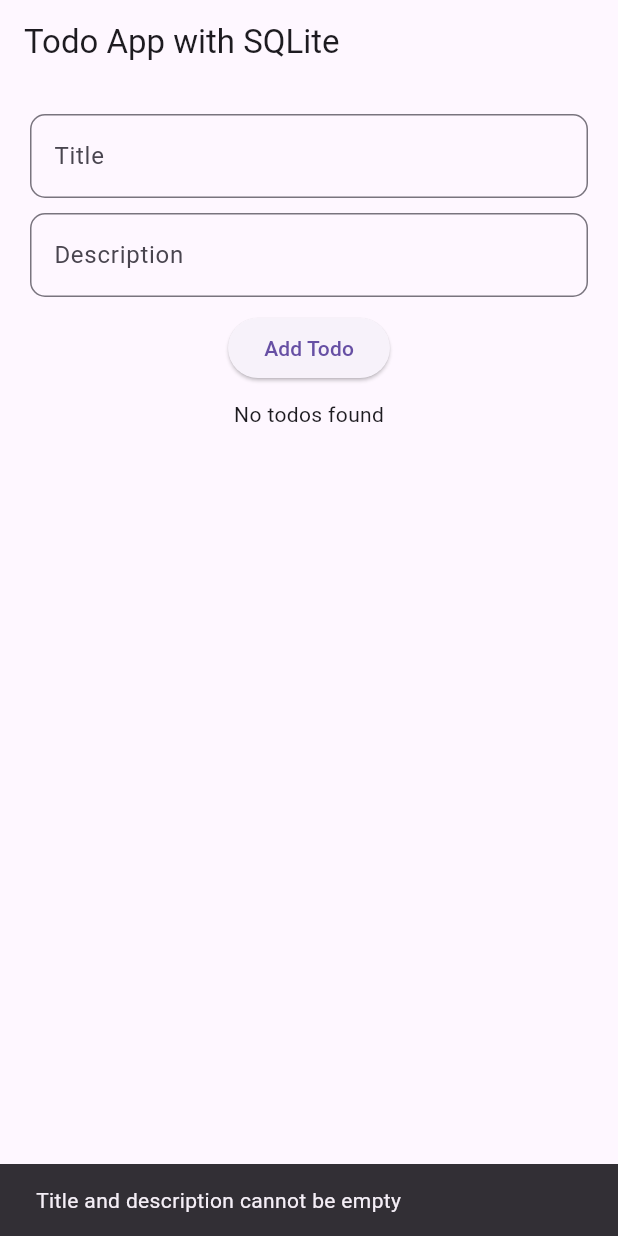
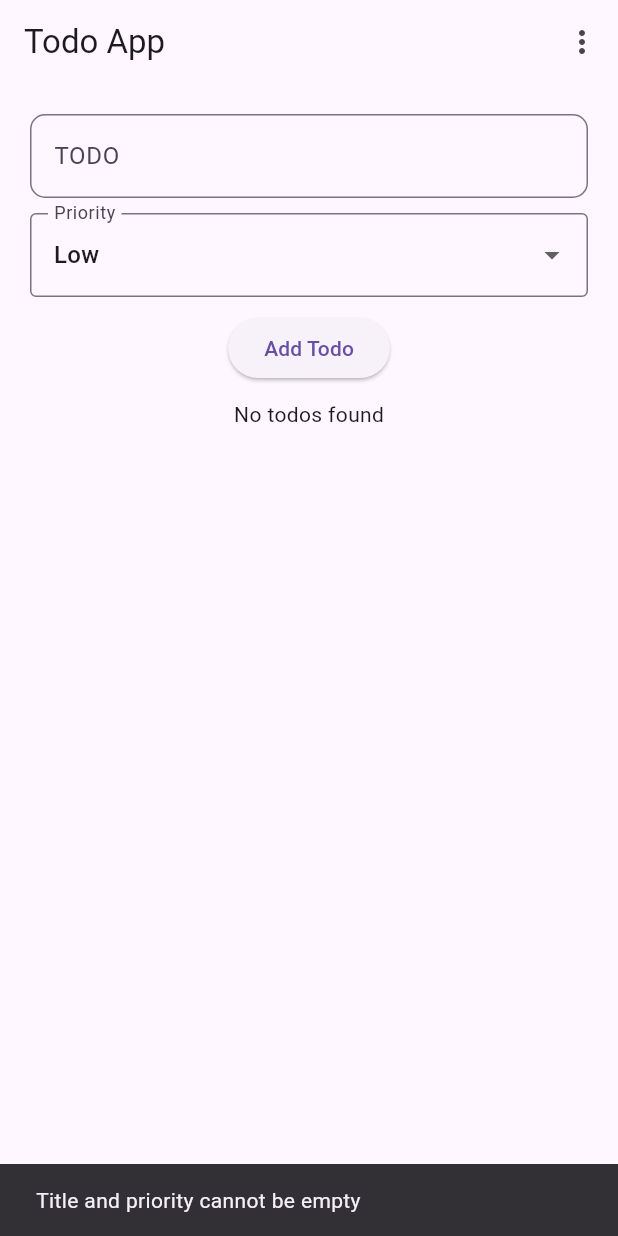
Before and after one commit to dhrruvchotai/Flutter_Lab, a Flutter app: the screen it shows after launch, after a tap on "Add Todo", on a phone screen of 412 x 824 dp. Run offline on Flutter 3.47's test engine with Material 3 defaults, Android fonts, the phone set to English and light mode, and no system bars; our stand-ins replace sqflite; accounts and stored records are empty.

Commit message:
added Todo

```diff
--- a/lib/Database/DB.dart
+++ /dev/null
@@ -1,245 +0,0 @@
-import 'package:flutter/material.dart';
-import 'package:sqflite/sqflite.dart';
-import 'package:path/path.dart' as path;
-
-class MyDB extends StatefulWidget {
-  const MyDB({super.key});
-
-  @override
-  State<MyDB> createState() => _MyDBState();
-}
-
-class _MyDBState extends State<MyDB> {
-  final TextEditingController _title = TextEditingController();
-  final TextEditingController _description = TextEditingController();
-  List<Map<String, dynamic>> _mytodos = [];
-  late Database _database;
-  bool _isLoading = true;
-
-  @override
-  void initState() {
-    super.initState();
-    _initDatabase();
-  }
-
-  Future<void> _initDatabase() async {
-    try {
-      _database = await openDatabase(
-        path.join(await getDatabasesPath(), 'todos.db'),
-        version: 3,
-        onCreate: (db, version) async {
-          print("Creating Table...");
-          await db.execute(
-              "CREATE TABLE todos (id INTEGER PRIMARY KEY AUTOINCREMENT, title TEXT, description TEXT)"
-          );
-          print("Table Created Successfully!");
-        },
-      );
-      await _fetchTodos();
-    } catch (e) {
-      print("Database initialization error: $e");
-    }
-  }
-
-  Future<void> _fetchTodos() async {
-    try {
-      final List<Map<String, dynamic>> todos = await _database.query('todos');
-      setState(() {
-        _mytodos = todos;
-        _isLoading = false;
-      });
-      _printAllTodos();
-    } catch (e) {
-      setState(() => _isLoading = false);
-      print("Error fetching todos: $e");
-    }
-  }
-
-  void _printAllTodos() async {
-    final List<Map<String, dynamic>> todos = await _database.query('todos');
-    for (var todo in todos) {
-      print("ID: ${todo['id']}, Title: ${todo['title']}, Description: ${todo['description']}");
-    }
-  }
-
-  Future<void> _addTodo(BuildContext buildContext, String task, String desc) async {
-    try {
-      if (task.isNotEmpty && desc.isNotEmpty) {
-        int result = await _database.insert(
-          'todos',
-          {'title': task, 'description': desc},
-          conflictAlgorithm: ConflictAlgorithm.replace,
-        );
-        print("Todo added with ID: $result");
-        await _fetchTodos();
-        _title.clear();
-        _description.clear();
-      } else {
-        ScaffoldMessenger.of(buildContext).showSnackBar(
-          SnackBar(content: Text('Title and description cannot be empty')),
-        );
-      }
-    } catch (e) {
-      print("Error adding todo: $e");
-      ScaffoldMessenger.of(buildContext).showSnackBar(
-        SnackBar(content: Text('Failed to add todo')),
-      );
-    }
-  }
-
-  Future<void> _deleteTodo(BuildContext buildContext, int id) async {
-    try {
-      await _database.delete(
-        'todos',
-        where: 'id = ?',
-        whereArgs: [id],
-      );
-      await _fetchTodos();
-    } catch (e) {
-      print("Error deleting todo: $e");
-      ScaffoldMessenger.of(buildContext).showSnackBar(
-        SnackBar(content: Text('Failed to delete todo')),
-      );
-    }
-  }
-
-  Future<void> _updateTodo(BuildContext buildContext, int id, String newTitle, String newDesc) async {
-    try {
-      await _database.update(
-        'todos',
-        {'title': newTitle, 'description': newDesc},
-        where: 'id = ?',
-        whereArgs: [id],
-      );
-      await _fetchTodos();
-    } catch (e) {
-      print("Error updating todo: $e");
-      ScaffoldMessenger.of(buildContext).showSnackBar(
-        SnackBar(content: Text('Failed to update todo')),
-      );
-    }
-  }
-
-  @override
-  Widget build(BuildContext context) {
-    return Scaffold(
-      appBar: AppBar(title: Text("Todo App with SQLite")),
-      body: Padding(
-        padding: const EdgeInsets.all(20.0),
-        child: Column(
-          children: [
-            TextField(
-              controller: _title,
-              decoration: InputDecoration(
-                border: OutlineInputBorder(
-                  borderRadius: BorderRadius.circular(10),
-                ),
-                hintText: 'Title',
-              ),
-            ),
-            SizedBox(height: 10),
-            TextField(
-              controller: _description,
-              decoration: InputDecoration(
-                border: OutlineInputBorder(
-                  borderRadius: BorderRadius.circular(10),
-                ),
-                hintText: 'Description',
-              ),
-            ),
-            SizedBox(height: 10),
-            ElevatedButton(
-              onPressed: () => _addTodo(context, _title.text, _description.text),
-              child: Text('Add Todo'),
-            ),
-            SizedBox(height: 10),
-            _isLoading
-                ? CircularProgressIndicator()
-                : _mytodos.isEmpty
-                ? Text('No todos found')
-                : Expanded(
-              child: ListView.builder(
-                itemCount: _mytodos.length,
-                itemBuilder: (context, index) {
-                  return Card(
-                    margin: EdgeInsets.symmetric(vertical: 8),
-                    child: ListTile(
-                      title: Text(_mytodos[index]['title']),
-                      subtitle: Text(_mytodos[index]['description']),
-                      trailing: Row(
-                        mainAxisSize: MainAxisSize.min,
-                        children: [
-                          IconButton(
-                            icon: Icon(Icons.edit, color: Colors.blue),
-                            onPressed: () {
-                              _showEditDialog(context, index);
-                            },
-                          ),
-                          IconButton(
-                            icon: Icon(Icons.delete, color: Colors.red),
-                            onPressed: () {
-                              _deleteTodo(context, _mytodos[index]['id']);
-                            },
-                          ),
-                        ],
-                      ),
-                    ),
-                  );
-                },
-              ),
-            ),
-          ],
-        ),
-      ),
-    );
-  }
-
-  void _showEditDialog(BuildContext buildContext, int index) {
-    TextEditingController newTitle = TextEditingController(
-      text: _mytodos[index]['title'],
-    );
-    TextEditingController newDesc = TextEditingController(
-      text: _mytodos[index]['description'],
-    );
-
-    showDialog(
-      context: buildContext,
-      builder: (dialogContext) {
-        return AlertDialog(
-          title: Text('Edit Todo'),
-          content: Column(
-            mainAxisSize: MainAxisSize.min,
-            children: [
-              TextField(
-                controller: newTitle,
-                decoration: InputDecoration(labelText: 'Title'),
-              ),
-              TextField(
-                controller: newDesc,
-                decoration: InputDecoration(labelText: 'Description'),
-              ),
-            ],
-          ),
-          actions: [
-            TextButton(
-              onPressed: () => Navigator.pop(dialogContext),
-              child: Text('Cancel'),
-            ),
-            ElevatedButton(
-              onPressed: () {
-                _updateTodo(
-                  buildContext,
-                  _mytodos[index]['id'],
-                  newTitle.text,
-                  newDesc.text,
-                );
-                Navigator.pop(dialogContext);
-              },
-              child: Text('Save'),
-            ),
-          ],
-        );
-      },
-    );
-  }
-}
--- /dev/null
+++ b/lib/Database/TodoLocalDB.dart
@@ -0,0 +1,325 @@
+import 'package:flutter/material.dart';
+import 'package:sqflite/sqflite.dart';
+import 'package:path/path.dart' as path;
+
+class MyDB extends StatefulWidget {
+  const MyDB({super.key});
+
+  @override
+  State<MyDB> createState() => _MyDBState();
+}
+
+class _MyDBState extends State<MyDB> {
+  final TextEditingController _title = TextEditingController();
+  List<Map<String, dynamic>> _mytodos = [];
+  late Database _database;
+  bool _isLoading = true;
+  String? _priority = 'Low'; // Initialize with default value
+
+  @override
+  void initState() {
+    super.initState();
+    _initDatabase();
+  }
+
+  Future<void> _initDatabase() async {
+    try {
+      _database = await openDatabase(
+        path.join(await getDatabasesPath(), 'todos.db'),
+        version: 4,
+        onCreate: (db, version) async {
+          print("Creating Table...");
+          await db.execute(
+              "CREATE TABLE todos (id INTEGER PRIMARY KEY AUTOINCREMENT, title TEXT, priority TEXT)"
+          );
+          print("Table Created Successfully!");
+        },
+      );
+      await _fetchTodos();
+    } catch (e) {
+      print("Database initialization error: $e");
+    }
+  }
+
+  Future<void> _fetchTodos() async {
+    try {
+      List<Map<String, dynamic>> todos = await _database.query('todos');
+      setState(() {
+        _mytodos.addAll(todos);
+        _isLoading = false;
+      });
+      _printAllTodos();
+    } catch (e) {
+      setState(() => _isLoading = false);
+      print("Error fetching todos: $e");
+    }
+  }
+
+  void _printAllTodos() async {
+    final List<Map<String, dynamic>> todos = await _database.query('todos');
+    for (var todo in todos) {
+      print("ID: ${todo['id']}, Title: ${todo['title']}, Priority: ${todo['priority']}");
+    }
+  }
+
+  Color getPriorityColor(String priority) {
+    switch (priority.toLowerCase()) {
+      case 'high':
+        return Colors.red.shade100;
+      case 'low':
+        return Colors.green.shade100;
+      default:
+        return Colors.white;
+    }
+  }
+
+  Color getPriorityTextColor(String priority) {
+    switch (priority.toLowerCase()) {
+      case 'high':
+        return Colors.red;
+      case 'low':
+        return Colors.green;
+      default:
+        return Colors.black;
+    }
+  }
+
+  void sortTodos(String order) {
+    setState(() {
+      if (order == "High-Low") {
+        _mytodos.sort((a, b) => a["priority"].toString().compareTo(b["priority"].toString()));
+      } else {
+        _mytodos.sort((a, b) => b["priority"].toString().compareTo(a["priority"].toString()));
+      }
+    });
+  }
+
+  Future<void> _addTodo(BuildContext buildContext, String task, String priority) async {
+    try {
+      if (task.isNotEmpty && priority.isNotEmpty) {
+        int result = await _database.insert(
+          'todos',
+          {'title': task, 'priority': priority},
+          conflictAlgorithm: ConflictAlgorithm.replace,
+        );
+        print("Todo added with ID: $result");
+        await _fetchTodos();
+        _title.clear();
+      } else {
+        ScaffoldMessenger.of(buildContext).showSnackBar(
+          const SnackBar(content: Text('Title and priority cannot be empty')),
+        );
+      }
+    } catch (e) {
+      print("Error adding todo: $e");
+      ScaffoldMessenger.of(buildContext).showSnackBar(
+        const SnackBar(content: Text('Failed to add todo')),
+      );
+    }
+  }
+
+  Future<void> _deleteTodo(BuildContext buildContext, int id) async {
+    try {
+      await _database.delete(
+        'todos',
+        where: 'id = ?',
+        whereArgs: [id],
+      );
+      await _fetchTodos();
+    } catch (e) {
+      print("Error deleting todo: $e");
+      ScaffoldMessenger.of(buildContext).showSnackBar(
+        const SnackBar(content: Text('Failed to delete todo')),
+      );
+    }
+  }
+
+  Future<void> _updateTodo(BuildContext buildContext, int id, String newTitle, String priority) async {
+    try {
+      await _database.update(
+        'todos',
+        {'title': newTitle, 'priority': priority},
+        where: 'id = ?',
+        whereArgs: [id],
+      );
+      await _fetchTodos();
+    } catch (e) {
+      print("Error updating todo: $e");
+      ScaffoldMessenger.of(buildContext).showSnackBar(
+        const SnackBar(content: Text('Failed to update todo')),
+      );
+    }
+  }
+
+  @override
+  Widget build(BuildContext context) {
+    return Scaffold(
+      appBar: AppBar(
+          title: const Text("Todo App"),
+          actions: [
+            PopupMenuButton<String>(
+              onSelected: (String item) {
+                sortTodos(item);
+              },
+              itemBuilder: (BuildContext context) => <PopupMenuEntry<String>>[
+                const PopupMenuItem<String>(
+                  value: "High-Low",
+                  child: Text('High-Low'),
+                ),
+                const PopupMenuItem<String>(
+                  value: "Low-High",
+                  child: Text('Low-High'),
+                ),
+              ],
+            ),
+          ]
+      ),
+      body: Padding(
+        padding: const EdgeInsets.all(20.0),
+        child: Column(
+          children: [
+            TextField(
+              controller: _title,
+              decoration: InputDecoration(
+                border: OutlineInputBorder(
+                  borderRadius: BorderRadius.circular(10),
+                ),
+                hintText: 'TODO',
+              ),
+            ),
+            const SizedBox(height: 10),
+            DropdownButtonFormField<String>(
+              value: _priority,
+              decoration: const InputDecoration(
+                labelText: 'Priority',
+                border: OutlineInputBorder(),
+              ),
+              items: const [
+                DropdownMenuItem(value: "High", child: Text("High")),
+                DropdownMenuItem(value: "Low", child: Text("Low")),
+              ],
+              onChanged: (value) {
+                setState(() {
+                  _priority = value;
+                });
+              },
+            ),
+            const SizedBox(height: 10),
+            ElevatedButton(
+              onPressed: () => _addTodo(context, _title.text, _priority!),
+              child: const Text('Add Todo'),
+            ),
+            const SizedBox(height: 10),
+            _isLoading
+                ? const CircularProgressIndicator()
+                : _mytodos.isEmpty
+                ? const Text('No todos found')
+                : Expanded(
+              child: ListView.builder(
+                itemCount: _mytodos.length,
+                itemBuilder: (context, index) {
+                  final todo = _mytodos[index];
+                  return Card(
+                    margin: const EdgeInsets.symmetric(vertical: 8),
+                    color: getPriorityColor(todo['priority']),
+                    child: ListTile(
+                      title: Text(todo['title']),
+                      subtitle: Text(
+                        todo['priority'],
+                        style: TextStyle(
+                          color: getPriorityTextColor(todo['priority']),
+                          fontWeight: FontWeight.bold,
+                        ),
+                      ),
+                      trailing: Row(
+                        mainAxisSize: MainAxisSize.min,
+                        children: [
+                          IconButton(
+                            icon: const Icon(Icons.edit, color: Colors.blue),
+                            onPressed: () {
+                              _showEditDialog(context, index);
+                            },
+                          ),
+                          IconButton(
+                            icon: const Icon(Icons.delete, color: Colors.red),
+                            onPressed: () {
+                              _deleteTodo(context, todo['id']);
+                            },
+                          ),
+                        ],
+                      ),
+                    ),
+                  );
+                },
+              ),
+            ),
+          ],
+        ),
+      ),
+    );
+  }
+
+  void _showEditDialog(BuildContext buildContext, int index) {
+    TextEditingController newTitle = TextEditingController(
+      text: _mytodos[index]['title'],
+    );
+    String currentPriority = _mytodos[index]['priority'];
+
+    showDialog(
+      context: buildContext,
+      builder: (dialogContext) {
+        return StatefulBuilder(
+            builder: (context, setStateDialog) {
+              return AlertDialog(
+                title: const Text('Edit Todo'),
+                content: Column(
+                  mainAxisSize: MainAxisSize.min,
+                  children: [
+                    TextField(
+                      controller: newTitle,
+                      decoration: const InputDecoration(labelText: 'Title'),
+                    ),
+                    const SizedBox(height: 10),
+                    DropdownButtonFormField<String>(
+                      value: currentPriority,
+                      decoration: const InputDecoration(
+                        labelText: 'Priority',
+                        border: OutlineInputBorder(),
+                      ),
+                      items: const [
+                        DropdownMenuItem(value: "High", child: Text("High")),
+                        DropdownMenuItem(value: "Low", child: Text("Low")),
+                      ],
+                      onChanged: (value) {
+                        setStateDialog(() {
+                          currentPriority = value!;
+                        });
+                      },
+                    ),
+                  ],
+                ),
+                actions: [
+                  TextButton(
+                    onPressed: () => Navigator.pop(dialogContext),
+                    child: const Text('Cancel'),
+                  ),
+                  ElevatedButton(
+                    onPressed: () {
+                      _updateTodo(
+                        buildContext,
+                        _mytodos[index]['id'],
+                        newTitle.text,
+                        currentPriority,
+                      );
+                      Navigator.pop(dialogContext);
+                    },
+                    child: const Text('Save'),
+                  ),
+                ],
+              );
+            }
+        );
+      },
+    );
+  }
+}
--- a/lib/main.dart
+++ b/lib/main.dart
@@ -1,6 +1,6 @@
 import 'package:flutter/material.dart';
 import 'package:labs/CRUDUsingList/myCRUD_Form.dart';
-import 'package:labs/Database/DB.dart';
+import 'package:labs/Database/TodoLocalDB.dart';
 import 'package:labs/Form/userForm_Practice.dart';
 import 'package:labs/Lab13/BottomSheet.dart';
 import 'package:labs/Lab8/birthdayCardHomePage.dart';
@@ -17,5 +17,6 @@
 void  main(){
   runApp(MaterialApp(
     home:MyDB(),
+    debugShowCheckedModeBanner: false,
   ));
 }
--- a/pubspec.yaml
+++ b/pubspec.yaml
@@ -36,6 +36,7 @@ dependencies:
   # Use with the CupertinoIcons class for iOS style icons.
   cupertino_icons: ^1.0.8
   sqflite:
+  http:
 
 dev_dependencies:
   flutter_test:
```
Also changed, not shown: lib/Database/APIService..dart (added, +14 -0 lines), lib/Database/TodoRestAPI.dart (added, +17 -0 lines), pubspec.lock.
